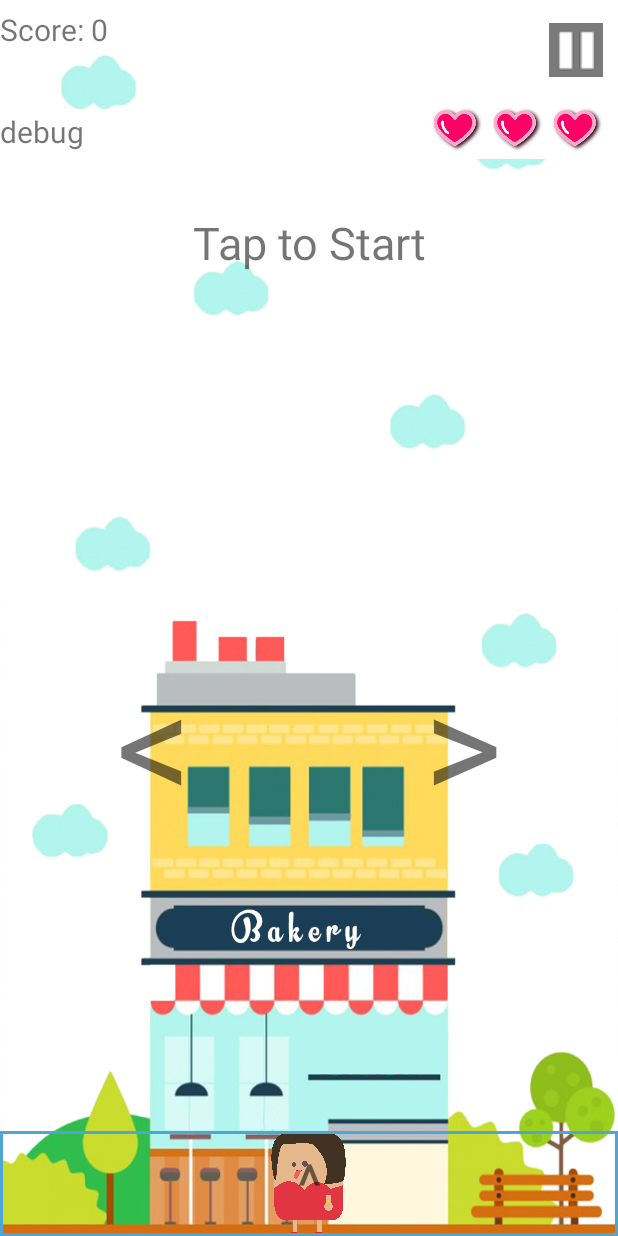
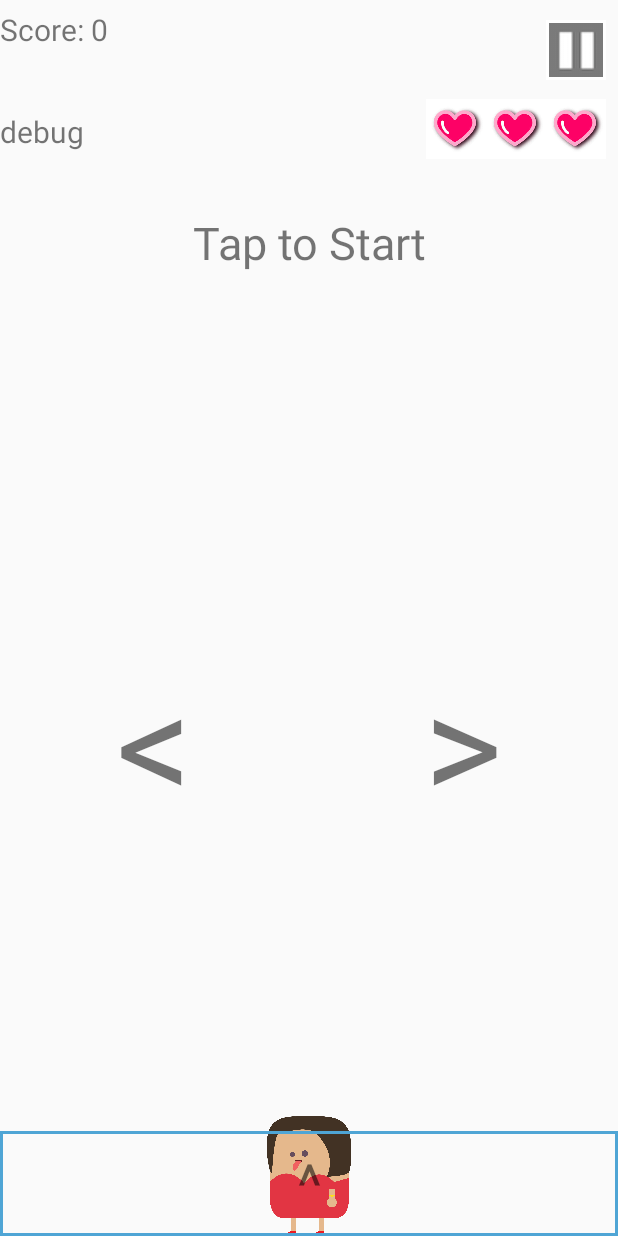
Before and after one commit to thehanriver/Lets-Get-This-Bread, an Android app: the MainActivity screen opened directly, with no data from a screen before it, on a phone screen of 412 x 824 dp. Run offline under Robolectric (Android 15) with nearby library versions, the phone set to English and light mode, and no system bars.

Commit message:
Resizing
Resizing to fix collision

```diff
--- a/app/src/main/java/com/example/eddie/letsgetthisbread/MainActivity.java
+++ b/app/src/main/java/com/example/eddie/letsgetthisbread/MainActivity.java
@@ -413,7 +413,7 @@ public class MainActivity extends AppCompatActivity {
         }
         else {
             chair.setX(chairX);
-            if ((score - currentscore) < 100) {
+            if ((score - currentscore) < 200) {
                 chairY -= 10;
             }
             else {
--- a/app/src/main/res/layout/activity_main.xml
+++ b/app/src/main/res/layout/activity_main.xml
@@ -5,8 +5,7 @@
     android:layout_width="match_parent"
     android:layout_height="match_parent"
     tools:context=".MainActivity"
-    android:keepScreenOn="true"
-    android:background="@drawable/environment_j">
+    android:keepScreenOn="true">
 
     <android.support.constraint.Guideline
         android:id="@+id/center"
@@ -78,15 +77,16 @@
 
         <ImageView
             android:id="@+id/character"
-            android:layout_width="70dp"
-            android:layout_height="70dp"
+            android:layout_width="@dimen/character"
+            android:layout_height="80dp"
             android:layout_gravity="center|bottom"
             android:src="@drawable/carbib" />
 
         <ImageView
             android:id="@+id/chair"
             android:layout_width="@dimen/chair"
-            android:layout_height="@dimen/chair"
+            android:layout_height="80dp"
+            android:layout_gravity="center"
             android:src="@drawable/chair" />
 
         <TextView
--- a/app/src/main/res/values/dimension.xml
+++ b/app/src/main/res/values/dimension.xml
@@ -3,7 +3,7 @@
     <dimen name="knife">50dp</dimen>
     <dimen name="bread">60dp</dimen>
     <dimen name="bread_icon">60dp</dimen>
-    <dimen name="character">40dp</dimen>
+    <dimen name="character">60dp</dimen>
     <dimen name="chair">50dp</dimen>
     <dimen name="goldenCroissant">60dp</dimen>
 </resources>
```
Also changed, not shown: app/src/main/res/drawable/chair.png.
